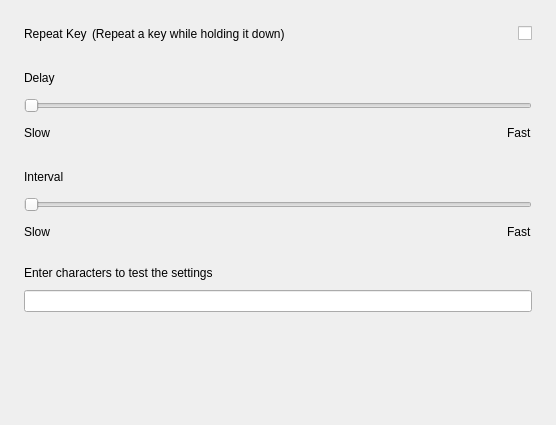
The window that src/general-page.ui (openeuler-mirror/kiran-control-panel) describes before a commit, drawn with Qt 5.
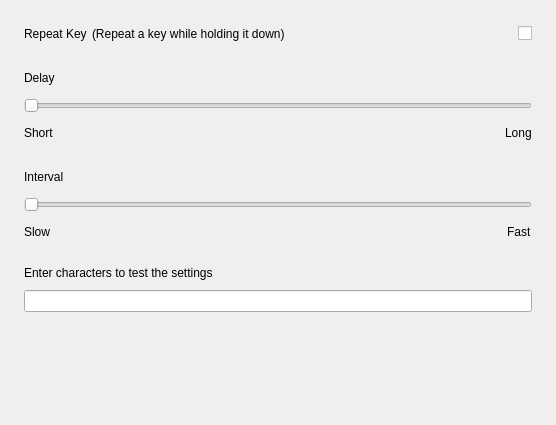
The same window after the commit. Custom widgets are drawn as their Qt base class.

```diff
--- a/src/general-page.ui
+++ b/src/general-page.ui
@@ -123,7 +123,7 @@
        <item>
         <widget class="QLabel" name="label_2">
          <property name="text">
-          <string>Slow</string>
+          <string>Short</string>
          </property>
         </widget>
        </item>
@@ -143,7 +143,7 @@
        <item>
         <widget class="QLabel" name="label">
          <property name="text">
-          <string>Fast</string>
+          <string>Long</string>
          </property>
         </widget>
        </item>
```
